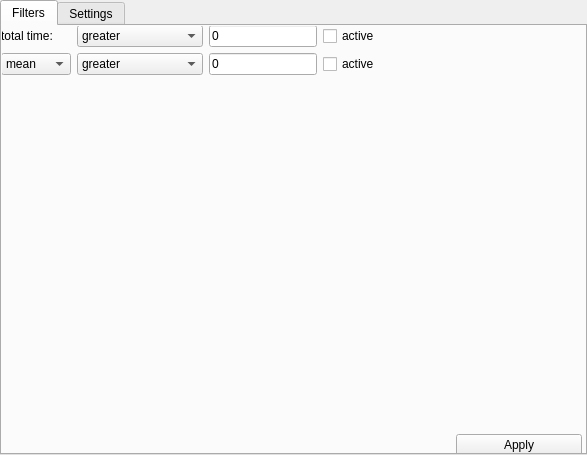
This is settings.ui in maxscheurer/pycontact as Qt 5 draws it before an edit. The edited form follows.
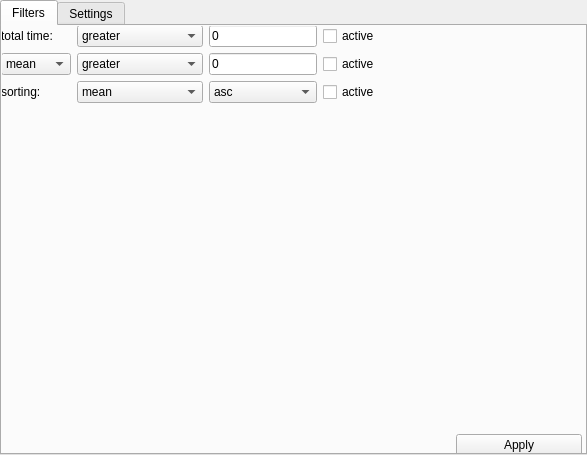
This is the edited form.

The edit to the form file:
```diff
--- a/settings.ui
+++ b/settings.ui
@@ -169,6 +169,64 @@
        </item>
       </widget>
      </item>
+     <item row="2" column="1">
+      <widget class="QComboBox" name="sortingKeyDropdown">
+       <item>
+        <property name="text">
+         <string>mean</string>
+        </property>
+       </item>
+       <item>
+        <property name="text">
+         <string>median</string>
+        </property>
+       </item>
+       <item>
+        <property name="text">
+         <string>bb/sc type</string>
+        </property>
+       </item>
+       <item>
+        <property name="text">
+         <string>total time</string>
+        </property>
+       </item>
+      </widget>
+     </item>
+     <item row="2" column="2">
+      <widget class="QComboBox" name="sortingOrderDropdown">
+       <item>
+        <property name="text">
+         <string>asc</string>
+        </property>
+       </item>
+       <item>
+        <property name="text">
+         <string>desc</string>
+        </property>
+       </item>
+      </widget>
+     </item>
+     <item row="2" column="3">
+      <widget class="QCheckBox" name="activeSortingBox">
+       <property name="text">
+        <string>active</string>
+       </property>
+      </widget>
+     </item>
+     <item row="2" column="0">
+      <widget class="QLabel" name="sortingLabel">
+       <property name="sizePolicy">
+        <sizepolicy hsizetype="Fixed" vsizetype="Preferred">
+         <horstretch>0</horstretch>
+         <verstretch>0</verstretch>
+        </sizepolicy>
+       </property>
+       <property name="text">
+        <string>sorting:</string>
+       </property>
+      </widget>
+     </item>
     </layout>
    </widget>
   </widget>
```
